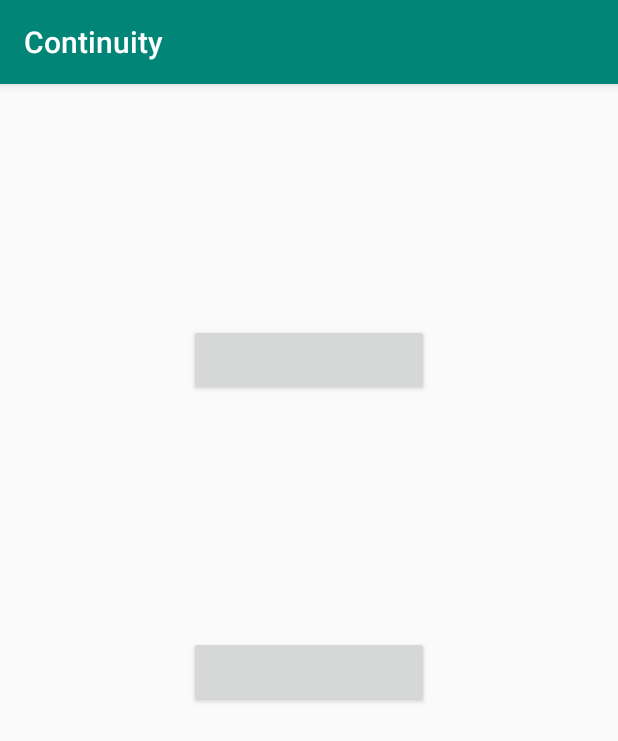
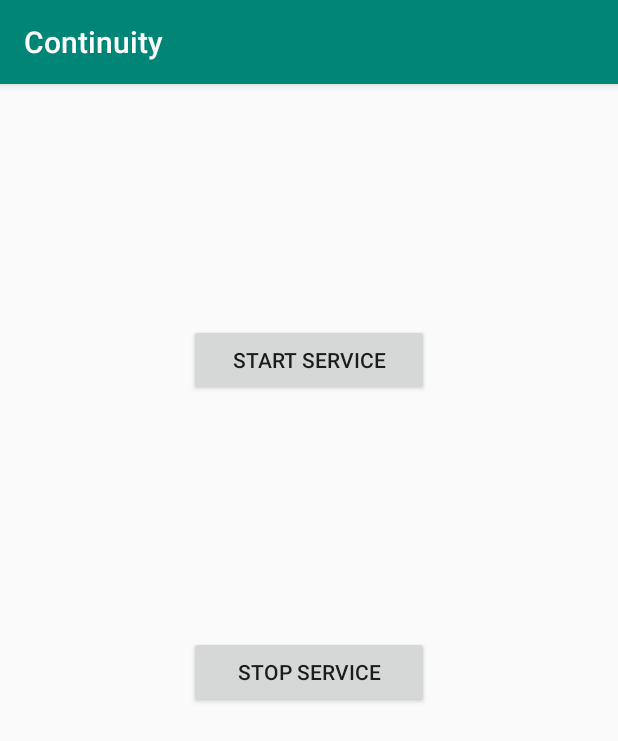
Before and after one commit to AkshataKadam/Continuity-Camera, an Android app: the screen it shows after launch (MainActivity), on a phone screen of 412 x 824 dp. Shown: the top 741 px of the screen. Run offline under Robolectric (Android 15) with nearby library versions, the phone set to English and light mode, and no system bars.

Commit message:
Responsive buttons and Toast Message

```diff
--- a/app/build.gradle
+++ b/app/build.gradle
@@ -21,6 +21,7 @@ android {
 dependencies {
     implementation fileTree(dir: 'libs', include: ['*.jar'])
     implementation 'com.android.support:appcompat-v7:28.0.0'
+    implementation "com.android.support:support-compat:28.0.0"
     implementation 'com.android.support.constraint:constraint-layout:1.1.3'
     testImplementation 'junit:junit:4.12'
     androidTestImplementation 'com.android.support.test:runner:1.0.2'
--- a/app/src/main/java/com/example/android/continuity/ForegroundService.java
+++ b/app/src/main/java/com/example/android/continuity/ForegroundService.java
@@ -12,7 +12,8 @@ public class ForegroundService extends Service {
     @Override
     public IBinder onBind(Intent intent) {
         // TODO: Return the communication channel to the service.
-        throw new UnsupportedOperationException("Not yet implemented");
+//        throw new UnsupportedOperationException("Not yet implemented");
+        throw null;
     }
 
     @Override
@@ -30,7 +31,7 @@ public class ForegroundService extends Service {
     @Override
     public void onDestroy() {
         super.onDestroy();
-        Toast.makeText(this,"Service Created",Toast.LENGTH_SHORT).show();
+        Toast.makeText(this,"Service Destroyed",Toast.LENGTH_SHORT).show();
 
     }
 }
--- a/app/src/main/java/com/example/android/continuity/MainActivity.java
+++ b/app/src/main/java/com/example/android/continuity/MainActivity.java
@@ -1,7 +1,9 @@
 package com.example.android.continuity;
 
+import android.content.Intent;
 import android.support.v7.app.AppCompatActivity;
 import android.os.Bundle;
+import android.view.View;
 import android.widget.Button;
 
 public class MainActivity extends AppCompatActivity {
@@ -12,6 +14,21 @@ public class MainActivity extends AppCompatActivity {
     protected void onCreate(Bundle savedInstanceState) {
         super.onCreate(savedInstanceState);
         setContentView(R.layout.activity_main);
-        m
+        mStartButton = (Button) findViewById(R.id.start);
+        mStopButton = (Button) findViewById(R.id.stop);
+
+        mStartButton.setOnClickListener(new View.OnClickListener() {
+            @Override
+            public void onClick(View v) {
+                startService(new Intent(v.getContext(),ForegroundService.class));
+            }
+        });
+
+        mStopButton.setOnClickListener(new View.OnClickListener() {
+            @Override
+            public void onClick(View v) {
+                stopService(new Intent(v.getContext(),ForegroundService.class));
+            }
+        });
     }
 }
--- a/app/src/main/java/com/example/android/continuity/App.java
+++ b/app/src/main/java/com/example/android/continuity/Notification.java
@@ -2,5 +2,5 @@ package com.example.android.continuity;
 
 import android.app.Application;
 
-public class App extends Application {
+public class Notification extends Application {
 }
--- a/app/src/main/res/layout/activity_main.xml
+++ b/app/src/main/res/layout/activity_main.xml
@@ -12,12 +12,14 @@
         android:layout_width="160dp"
         android:layout_height="wrap_content"
         android:layout_gravity="center_horizontal"
-        android:layout_marginTop="160dp"/>
+        android:layout_marginTop="160dp"
+        android:text="@string/start_service"/>
     <Button
-        android:id="@+id/end"
+        android:id="@+id/stop"
         android:layout_width="160dp"
         android:layout_height="wrap_content"
         android:layout_gravity="center_horizontal"
-        android:layout_marginTop="160dp"/>
+        android:layout_marginTop="160dp"
+        android:text="@string/stop_service"/>
 
 </LinearLayout>
--- a/app/src/main/res/values/strings.xml
+++ b/app/src/main/res/values/strings.xml
@@ -1,3 +1,5 @@
 <resources>
     <string name="app_name">Continuity</string>
+    <string name="start_service">Start Service</string>
+    <string name="stop_service">Stop Service</string>
 </resources>
```
